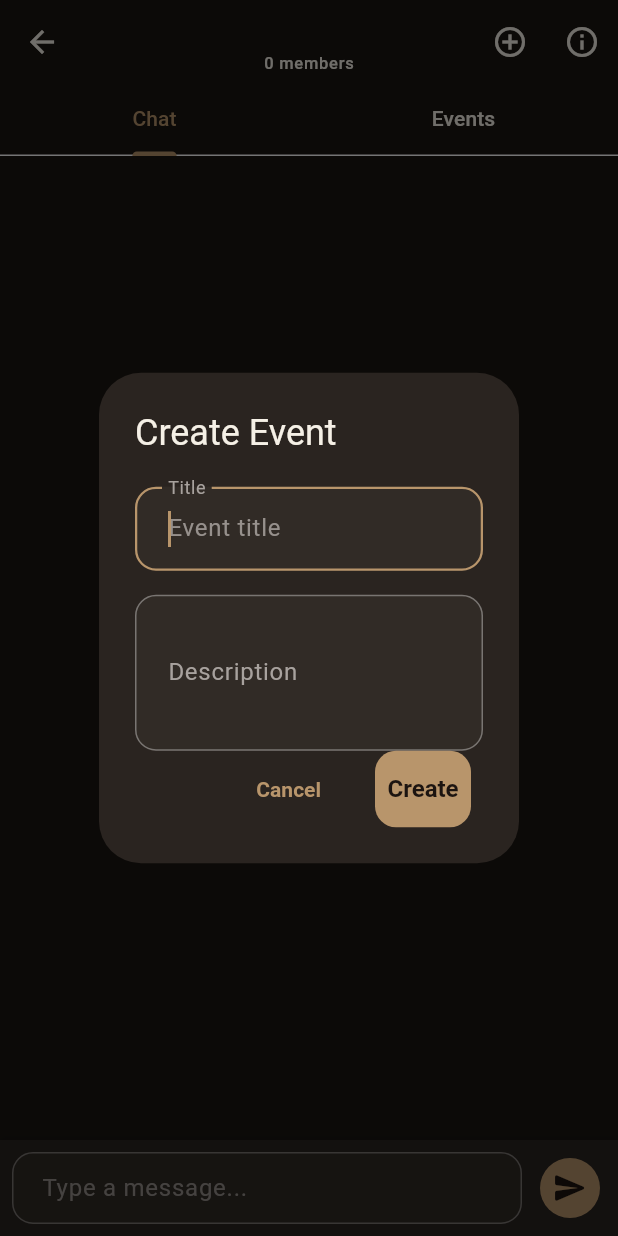
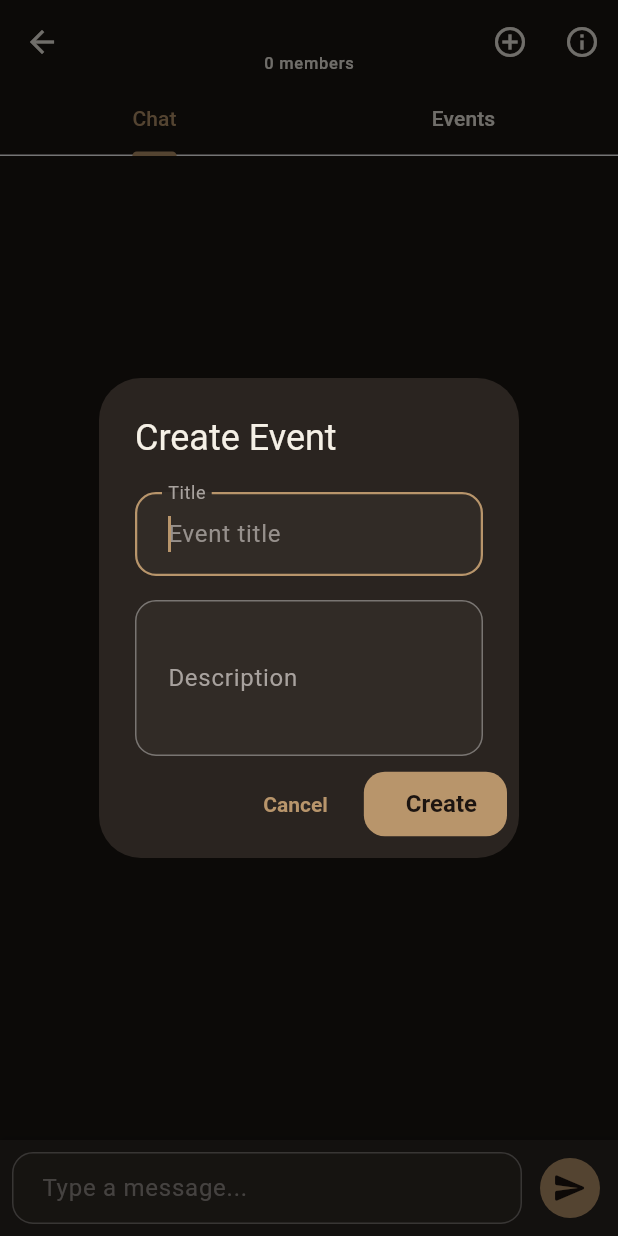
Before and after one commit to shreyans-codes/mit-ron, a Flutter app: the GroupChatPage screen opened directly with empty values, after a tap on the "add circle outline" icon, on a phone screen of 412 x 824 dp. Run offline on Flutter 3.47's test engine with Material 3 defaults, Android fonts, the phone set to English and light mode, and no system bars; our stand-ins replace image_picker, package_info_plus, shared_preferences; accounts and stored records are empty.

Commit message:
feat: group chat changes

```diff
--- a/frontend/lib/features/groups/group_chat_page.dart
+++ b/frontend/lib/features/groups/group_chat_page.dart
@@ -3,6 +3,7 @@ import '../../models/group.dart';
 import '../../models/message.dart';
 import '../../models/event.dart';
 import '../../services/auth_service.dart';
+import '../../widgets/mitron_button.dart';
 import 'group_details_page.dart';
 
 class GroupChatPage extends StatefulWidget {
@@ -129,7 +130,11 @@ class _GroupChatPageState extends State<GroupChatPage>
       builder: (ctx) => AlertDialog(
         title: const Text('Create Event'),
         contentPadding: const EdgeInsets.fromLTRB(24, 20, 24, 0),
-        content: Column(
+        insetPadding: const EdgeInsets.symmetric(horizontal: 40, vertical: 24),
+        actionsPadding: const EdgeInsets.fromLTRB(8, 8, 8, 12),
+        content: SizedBox(
+          width: double.infinity,
+          child: Column(
             mainAxisSize: MainAxisSize.min,
             children: [
               TextField(
@@ -151,17 +156,16 @@ class _GroupChatPageState extends State<GroupChatPage>
               ),
             ],
           ),
-        actions: [
-          Padding(
-            padding: const EdgeInsets.symmetric(horizontal: 8),
-            child: TextButton(
+        ),
+        actions: <Widget>[
+          MitronButton(
+            type: MitronButtonType.text,
+            label: 'Cancel',
             onPressed: () => Navigator.pop(ctx),
-              child: const Text('Cancel'),
           ),
-          ),
-          Padding(
-            padding: const EdgeInsets.symmetric(horizontal: 8),
-            child: FilledButton(
+          MitronButton(
+            type: MitronButtonType.primary,
+            label: 'Create',
             onPressed: () async {
               final title = titleController.text.trim();
               if (title.isEmpty) return;
@@ -183,8 +187,6 @@ class _GroupChatPageState extends State<GroupChatPage>
                 }
               }
             },
-              child: const Text('Create'),
-            ),
           ),
         ],
       ),
@@ -216,12 +218,13 @@ class _GroupChatPageState extends State<GroupChatPage>
           ),
         ),
         actions: [
-          IconButton(
-            icon: const Icon(Icons.add_circle_outline),
+          MitronIconButton(
+            icon: Icons.add_circle_outline,
             onPressed: _showCreateEventDialog,
+            tooltip: 'Create Event',
           ),
-          IconButton(
-            icon: const Icon(Icons.info_outline),
+          MitronIconButton(
+            icon: Icons.info_outline,
             onPressed: () => Navigator.of(context).push(
               MaterialPageRoute(
                 builder: (_) => GroupDetailsPage(
@@ -230,6 +233,7 @@ class _GroupChatPageState extends State<GroupChatPage>
                 ),
               ),
             ),
+            tooltip: 'Group Details',
           ),
         ],
         bottom: TabBar(
@@ -286,10 +290,12 @@ class _GroupChatPageState extends State<GroupChatPage>
           children: [
             const Text('No events yet'),
             const SizedBox(height: 16),
-            FilledButton.icon(
+            MitronButton(
+              type: MitronButtonType.primary,
+              label: 'Create Event',
+              icon: Icons.add,
               onPressed: _showCreateEventDialog,
-              icon: const Icon(Icons.add),
-              label: const Text('Create Event'),
+              fullWidth: true,
             ),
           ],
         ),
--- /dev/null
+++ b/frontend/lib/widgets/mitron_button.dart
@@ -0,0 +1,161 @@
+import 'package:flutter/material.dart';
+
+enum MitronButtonType { primary, secondary, text, destructive, icon }
+
+class MitronButton extends StatelessWidget {
+  final MitronButtonType type;
+  final String? label;
+  final IconData? icon;
+  final VoidCallback? onPressed;
+  final bool isLoading;
+  final bool fullWidth;
+
+  const MitronButton({
+    super.key,
+    required this.type,
+    this.label,
+    this.icon,
+    this.onPressed,
+    this.isLoading = false,
+    this.fullWidth = false,
+  });
+
+  @override
+  Widget build(BuildContext context) {
+    final theme = Theme.of(context);
+
+    Widget buildButton(Widget button) {
+      if (fullWidth) {
+        return Padding(
+          padding: const EdgeInsets.symmetric(horizontal: 24),
+          child: SizedBox(width: double.infinity, child: button),
+        );
+      }
+      return button;
+    }
+
+    if (type == MitronButtonType.icon) {
+      return IconButton(
+        icon: isLoading
+            ? SizedBox(
+                width: 20,
+                height: 20,
+                child: CircularProgressIndicator(
+                  strokeWidth: 2,
+                  color: theme.colorScheme.onSurfaceVariant,
+                ),
+              )
+            : Icon(icon ?? Icons.circle),
+        onPressed: isLoading ? null : onPressed,
+      );
+    }
+
+    if (label == null) {
+      throw ArgumentError('MitronButton requires label for non-icon types');
+    }
+
+    if (type == MitronButtonType.destructive) {
+      final button = OutlinedButton.icon(
+        onPressed: isLoading ? null : onPressed,
+        icon: isLoading
+            ? SizedBox(
+                width: 18,
+                height: 18,
+                child: CircularProgressIndicator(
+                  strokeWidth: 2,
+                  color: theme.colorScheme.error,
+                ),
+              )
+            : (icon != null ? Icon(icon) : const SizedBox.shrink()),
+        label: Text(label ?? ''),
+        style: OutlinedButton.styleFrom(
+          foregroundColor: theme.colorScheme.error,
+          side: BorderSide(color: theme.colorScheme.error),
+        ),
+      );
+      return buildButton(button);
+    }
+
+    if (type == MitronButtonType.secondary) {
+      final button = OutlinedButton.icon(
+        onPressed: isLoading ? null : onPressed,
+        icon: isLoading
+            ? SizedBox(
+                width: 18,
+                height: 18,
+                child: CircularProgressIndicator(
+                  strokeWidth: 2,
+                  color: theme.colorScheme.primary,
+                ),
+              )
+            : (icon != null ? Icon(icon) : const SizedBox.shrink()),
+        label: Text(label ?? ''),
+      );
+      return buildButton(button);
+    }
+
+    if (type == MitronButtonType.text) {
+      final button = TextButton.icon(
+        onPressed: isLoading ? null : onPressed,
+        icon: isLoading
+            ? SizedBox(
+                width: 18,
+                height: 18,
+                child: CircularProgressIndicator(
+                  strokeWidth: 2,
+                  color: theme.colorScheme.primary,
+                ),
+              )
+            : (icon != null ? Icon(icon) : const SizedBox.shrink()),
+        label: Text(label ?? ''),
+      );
+      return buildButton(button);
+    }
+
+    final button = FilledButton.icon(
+      onPressed: isLoading ? null : onPressed,
+      icon: isLoading
+          ? SizedBox(
+              width: 18,
+              height: 18,
+              child: CircularProgressIndicator(
+                strokeWidth: 2,
+                color: theme.colorScheme.onPrimary,
+              ),
+            )
+          : (icon != null ? Icon(icon) : const SizedBox.shrink()),
+      label: Text(label ?? ''),
+    );
+
+    return buildButton(button);
+  }
+}
+
+class MitronIconButton extends StatelessWidget {
+  final IconData icon;
+  final VoidCallback? onPressed;
+  final Color? color;
+  final String? tooltip;
+
+  const MitronIconButton({
+    super.key,
+    required this.icon,
+    this.onPressed,
+    this.color,
+    this.tooltip,
+  });
+
+  @override
+  Widget build(BuildContext context) {
+    final button = IconButton(
+      icon: Icon(icon, color: color),
+      onPressed: onPressed,
+    );
+
+    if (tooltip != null) {
+      return Tooltip(message: tooltip!, child: button);
+    }
+
+    return button;
+  }
+}
```
Also changed, not shown: frontend/lib/core/theme/mitron_theme.dart (+12 -1 lines), frontend/lib/features/groups/group_details_page.dart (+22 -29 lines), frontend/lib/services/auth_service.dart (+19 -5 lines), 3 other files. Lines whose indentation alone changed are shown as unchanged.
